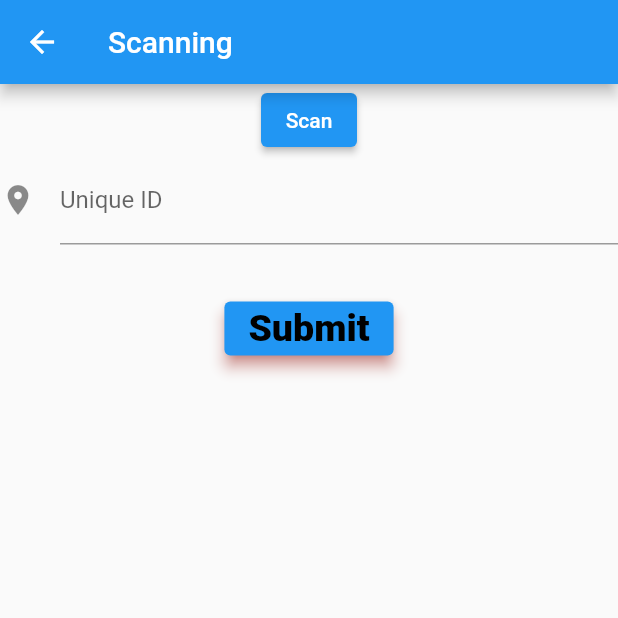
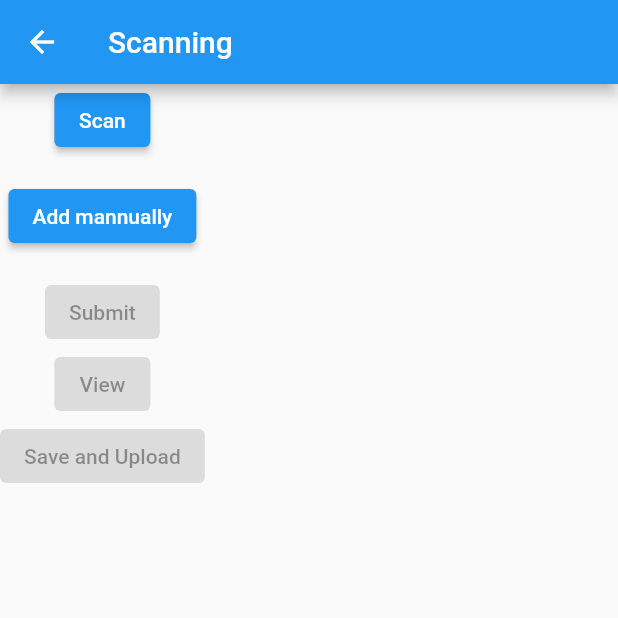
Before and after one commit to ankitmishra2232/Attendence_App, a Flutter app: the scan screen opened directly, on a phone screen of 412 x 824 dp, the top half of it. Run offline on Flutter 3.47's test engine with Material 2 defaults, Android fonts, the phone set to English and light mode, and no system bars; missing offline and left inert: flutter_barcode_scanner.

Commit message:
add mannually buttton and visibality added

```diff
--- a/lib/scan/scan.dart
+++ b/lib/scan/scan.dart
@@ -10,7 +10,8 @@ class scan extends StatefulWidget {
 
 class _scanState extends State<scan> {
   String _data ="";
-  late String information;
+  String information ="";
+  bool _displayNewTextField = false;
   TextEditingController _inputdata = TextEditingController();
   _scan() async{
     return await FlutterBarcodeScanner.scanBarcode("#000000", "Cancel", true, ScanMode.BARCODE)
@@ -29,7 +30,10 @@ class _scanState extends State<scan> {
                 onPressed:()=> _scan(),
                 child: Text("Scan")
             ),
-            TextFormField(
+            Text(_data),
+            Visibility(
+              visible: _displayNewTextField,
+                child: TextFormField(
                   keyboardType: TextInputType.phone,
                   controller: _inputdata,
                   decoration: const InputDecoration(
@@ -38,38 +42,60 @@ class _scanState extends State<scan> {
                     labelText: 'Unique ID',
                   ),
                 ),
+            ),
+            ElevatedButton(
+                onPressed:  () async {
+                  setState(() {
+                    _displayNewTextField = true;
+                  });
+                },
+                child: Text("Add mannually")
+            ),
             Text(_inputdata.text),
-            Text(_data),
-            Container(
-                // padding: EdgeInsets.only(left: 120.0, top: 40.0),
-                child: ElevatedButton(
-                  onPressed: () {
-                      // formKey.currentState!.save();
-                      print(_data);
-                      print(_inputdata.text);
-                      if (_data == "-1"){
-                        information = _inputdata.text;
-                      }
-                      else{
-                        information = _data;
-                      }
+            ElevatedButton(
+                onPressed: null,
+                child: Text("Submit"+information)),
+            ElevatedButton(
+                onPressed: null,
+                child: Text("View")),
+            ElevatedButton(
+                onPressed: null,
+                child: Text("Save and Upload"))
 
-                      print("information  "+ information);
-                      ScaffoldMessenger.of(context).showSnackBar(SnackBar(content: Text(information)));
-                  },
-                  style: ElevatedButton.styleFrom(
-                    primary: Colors.blue, //button's fill color
-                    onPrimary: Colors.black, //specify the color of the button's text and icons as well as the overlay colors used to indicate the hover, focus, and pressed states
-                    // onSurface: Colors.black, //specify the button's disabled text, icon, and fill color
-                    shadowColor: Colors.red, //specify the button's elevation color
-                    elevation: 4.0, //buttons Material shadow
-                    textStyle: TextStyle(fontFamily: 'roboto',fontWeight: FontWeight.w800,fontSize: 25), //specify the button's text TextStyle
-                  ),
-                  child: Text('Submit'),
-                )
-            )
+
+
+            // Container(
+            //     // padding: EdgeInsets.only(left: 120.0, top: 40.0),
+            //     child: ElevatedButton(
+            //       onPressed: () {
+            //           // formKey.currentState!.save();
+            //           print(_data);
+            //           print(_inputdata.text);
+            //           if (_data == "-1"){
+            //             information = _inputdata.text;
+            //           }
+            //           else{
+            //             information = _data;
+            //           }
+            //
+            //           print("information  "+ information);
+            //           ScaffoldMessenger.of(context).showSnackBar(SnackBar(content: Text(information)));
+            //       },
+            //       style: ElevatedButton.styleFrom(
+            //         primary: Colors.blue, //button's fill color
+            //         onPrimary: Colors.black, //specify the color of the button's text and icons as well as the overlay colors used to indicate the hover, focus, and pressed states
+            //         // onSurface: Colors.black, //specify the button's disabled text, icon, and fill color
+            //         shadowColor: Colors.red, //specify the button's elevation color
+            //         elevation: 4.0, //buttons Material shadow
+            //         textStyle: TextStyle(fontFamily: 'roboto',fontWeight: FontWeight.w800,fontSize: 25), //specify the button's text TextStyle
+            //       ),
+            //       child: Text('Submit'),
+            //     )
+            // )
           ],
       ),
     );
   }
+
+
 }
```
Lines whose indentation alone changed are shown as unchanged.
